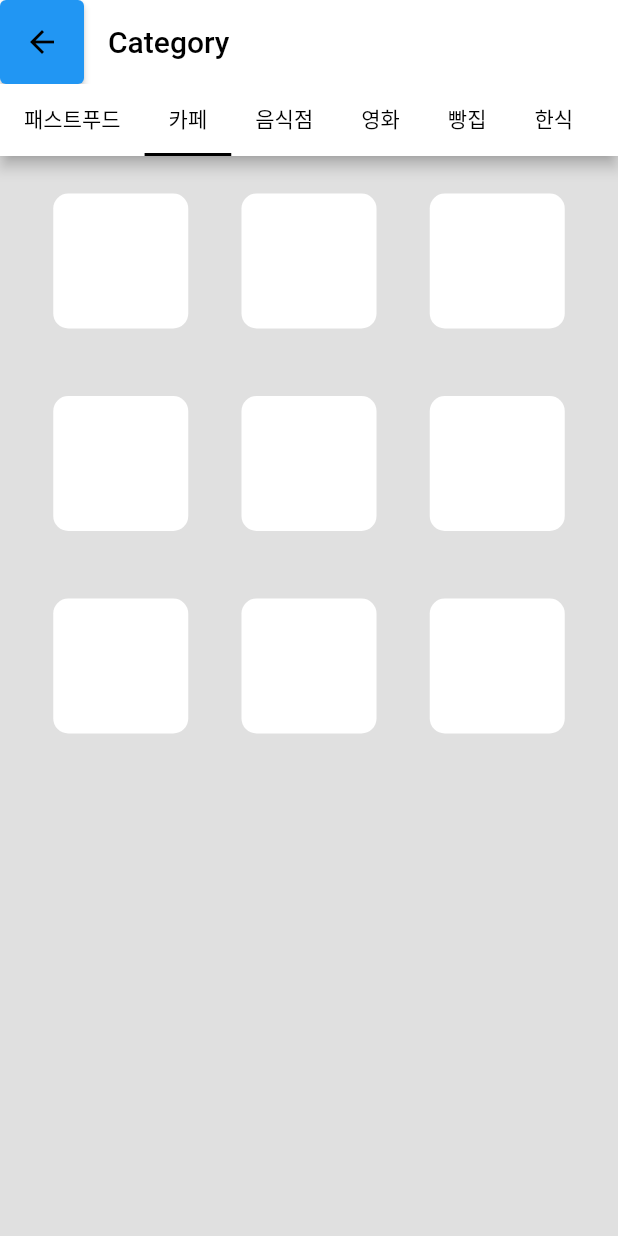
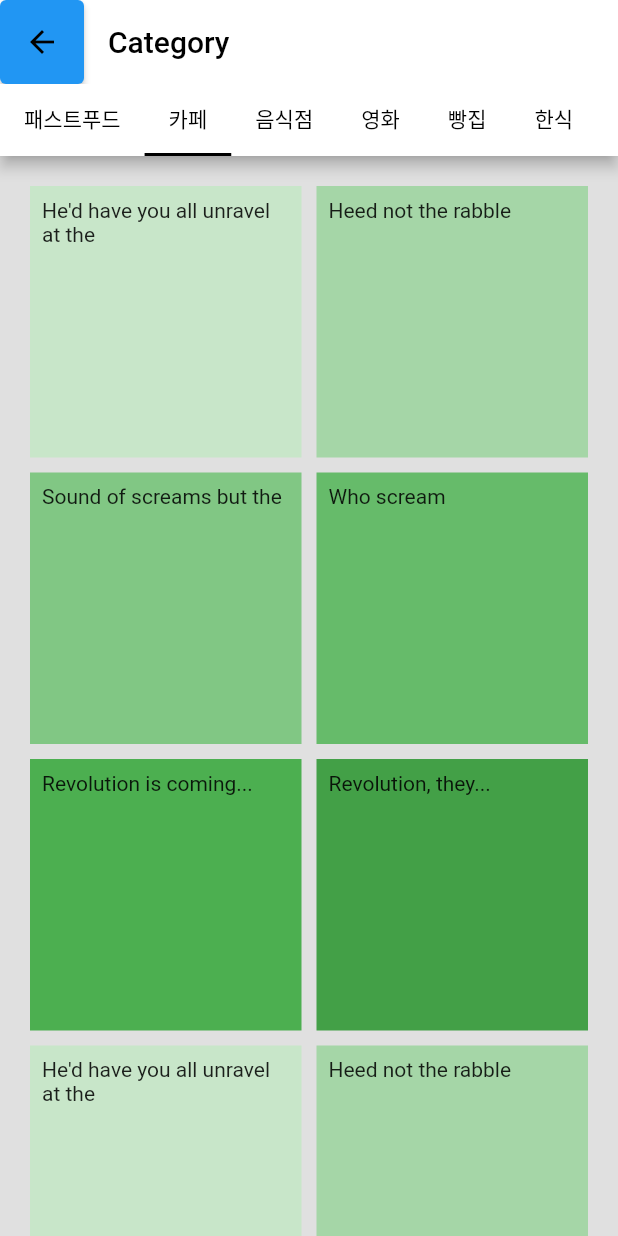
Before and after one commit to Hstone98/TTingBank, a Flutter app: the StoreListPage screen opened directly, on a phone screen of 412 x 824 dp. Run offline on Flutter 3.47's test engine with Material 2 defaults, Android fonts, the phone set to English and light mode, and no system bars; our stand-ins replace percent_indicator; missing offline and left inert: kakao_flutter_sdk, kakao_flutter_sdk_common.

Commit message:
[flutter] - 가맹점 리스트 화면 기능 구현.
- 가맹점 리스트 화면 gridview로 변경.
- 화면 다시 수정 필요.

```diff
--- a/tting_bank/lib/view/store_list_page.dart
+++ b/tting_bank/lib/view/store_list_page.dart
@@ -55,6 +55,8 @@
                 isScrollable: true,
                 controller: _tabController,
                 tabs: [
+                  //TODO: 배열 생성해서 동적으로 만들어지도록 구현.
+                  //TODO: 카테고리 내용은 데이터베이스에서 가져오도록 구현.
                   Tab(
                     child: Text('패스트푸드', style: TextStyle(color: Colors.black)),
                   ),
@@ -118,8 +120,116 @@
 
 class StoreListScreen extends StatelessWidget {
   Widget build(BuildContext context) {
-    return Column(children: [
-      Row(
+    return CustomScrollView(
+      primary: false,
+      slivers: <Widget>[
+        SliverPadding(
+          padding: const EdgeInsets.all(20),
+          sliver: SliverGrid.count(
+            crossAxisSpacing: 10,
+            mainAxisSpacing: 10,
+            crossAxisCount: 2,
+            children: <Widget>[
+              Container(
+                padding: const EdgeInsets.all(8),
+                color: Colors.green[100],
+                child: const Text("He'd have you all unravel at the"),
+              ),
+              Container(
+                padding: const EdgeInsets.all(8),
+                color: Colors.green[200],
+                child: const Text('Heed not the rabble'),
+              ),
+              Container(
+                padding: const EdgeInsets.all(8),
+                color: Colors.green[300],
+                child: const Text('Sound of screams but the'),
+              ),
+              Container(
+                padding: const EdgeInsets.all(8),
+                color: Colors.green[400],
+                child: const Text('Who scream'),
+              ),
+              Container(
+                padding: const EdgeInsets.all(8),
+                color: Colors.green[500],
+                child: const Text('Revolution is coming...'),
+              ),
+              Container(
+                padding: const EdgeInsets.all(8),
+                color: Colors.green[600],
+                child: const Text('Revolution, they...'),
+              ),
+              Container(
+                padding: const EdgeInsets.all(8),
+                color: Colors.green[100],
+                child: const Text("He'd have you all unravel at the"),
+              ),
+              Container(
+                padding: const EdgeInsets.all(8),
+                color: Colors.green[200],
+                child: const Text('Heed not the rabble'),
+              ),
+              Container(
+                padding: const EdgeInsets.all(8),
+                color: Colors.green[300],
+                child: const Text('Sound of screams but the'),
+              ),
+              Container(
+                padding: const EdgeInsets.all(8),
+                color: Colors.green[400],
+                child: const Text('Who scream'),
+              ),
+              Container(
+                padding: const EdgeInsets.all(8),
+                color: Colors.green[500],
+                child: const Text('Revolution is coming...'),
+              ),
+              Container(
+                padding: const EdgeInsets.all(8),
+                color: Colors.green[600],
+                child: const Text('Revolution, they...'),
+              ),
+              Container(
+                padding: const EdgeInsets.all(8),
+                color: Colors.green[100],
+                child: const Text("He'd have you all unravel at the"),
+              ),
+              Container(
+                padding: const EdgeInsets.all(8),
+                color: Colors.green[200],
+                child: const Text('Heed not the rabble'),
+              ),
+              Container(
+                padding: const EdgeInsets.all(8),
+                color: Colors.green[300],
+                child: const Text('Sound of screams but the'),
+              ),
+              Container(
+                padding: const EdgeInsets.all(8),
+                color: Colors.green[400],
+                child: const Text('Who scream'),
+              ),
+              Container(
+                padding: const EdgeInsets.all(8),
+                color: Colors.green[500],
+                child: const Text('Revolution is coming...'),
+              ),
+              Container(
+                padding: const EdgeInsets.all(8),
+                color: Colors.green[600],
+                child: const Text('Revolution, they...'),
+              ),
+            ],
+          ),
+        ),
+      ],
+    );
+  }
+}
+
+Row createStoreRow() {
+  return Row(
     mainAxisAlignment: MainAxisAlignment.spaceEvenly,
     children: [
       Padding(
@@ -129,7 +239,7 @@
           height: 90.0,
           decoration: BoxDecoration(
             color: Colors.white,
-                  borderRadius: BorderRadius.circular(10) //모서리를 둥글게
+            borderRadius: BorderRadius.circular(10), //모서리를 둥글게
           ),
         ),
       ),
@@ -140,7 +250,7 @@
           height: 90.0,
           decoration: BoxDecoration(
             color: Colors.white,
-                  borderRadius: BorderRadius.circular(10) //모서리를 둥글게
+            borderRadius: BorderRadius.circular(10), //모서리를 둥글게
           ),
         ),
       ),
@@ -151,88 +261,10 @@
           height: 90.0,
           decoration: BoxDecoration(
             color: Colors.white,
-                  borderRadius: BorderRadius.circular(10) //모서리를 둥글게
+            borderRadius: BorderRadius.circular(10), //모서리를 둥글게
           ),
         ),
       ),
     ],
-      ),
-      Row(
-        mainAxisAlignment: MainAxisAlignment.spaceEvenly,
-        children: [
-          Padding(
-            padding: const EdgeInsetsDirectional.fromSTEB(0, 25, 0, 20),
-            child: Container(
-              width: 90.0,
-              height: 90.0,
-              decoration: BoxDecoration(
-                  color: Colors.white,
-                  borderRadius: BorderRadius.circular(10) //모서리를 둥글게
-                  ),
-            ),
-          ),
-          Padding(
-            padding: const EdgeInsetsDirectional.fromSTEB(0, 25, 0, 20),
-            child: Container(
-              width: 90.0,
-              height: 90.0,
-              decoration: BoxDecoration(
-                  color: Colors.white,
-                  borderRadius: BorderRadius.circular(10) //모서리를 둥글게
-                  ),
-            ),
-          ),
-          Padding(
-            padding: const EdgeInsetsDirectional.fromSTEB(0, 25, 0, 20),
-            child: Container(
-              width: 90.0,
-              height: 90.0,
-              decoration: BoxDecoration(
-                  color: Colors.white,
-                  borderRadius: BorderRadius.circular(10) //모서리를 둥글게
-                  ),
-            ),
-          ),
-        ],
-      ),
-      Row(
-        mainAxisAlignment: MainAxisAlignment.spaceEvenly,
-        children: [
-          Padding(
-            padding: const EdgeInsetsDirectional.fromSTEB(0, 25, 0, 20),
-            child: Container(
-              width: 90.0,
-              height: 90.0,
-              decoration: BoxDecoration(
-                  color: Colors.white,
-                  borderRadius: BorderRadius.circular(10) //모서리를 둥글게
-                  ),
-            ),
-          ),
-          Padding(
-            padding: const EdgeInsetsDirectional.fromSTEB(0, 25, 0, 20),
-            child: Container(
-              width: 90.0,
-              height: 90.0,
-              decoration: BoxDecoration(
-                  color: Colors.white,
-                  borderRadius: BorderRadius.circular(10) //모서리를 둥글게
-                  ),
-            ),
-          ),
-          Padding(
-            padding: const EdgeInsetsDirectional.fromSTEB(0, 25, 0, 20),
-            child: Container(
-              width: 90.0,
-              height: 90.0,
-              decoration: BoxDecoration(
-                  color: Colors.white,
-                  borderRadius: BorderRadius.circular(10) //모서리를 둥글게
-                  ),
-            ),
-          ),
-        ],
-      )
-    ]);
+  );
 }
-}
```
Lines whose indentation alone changed are shown as unchanged.
